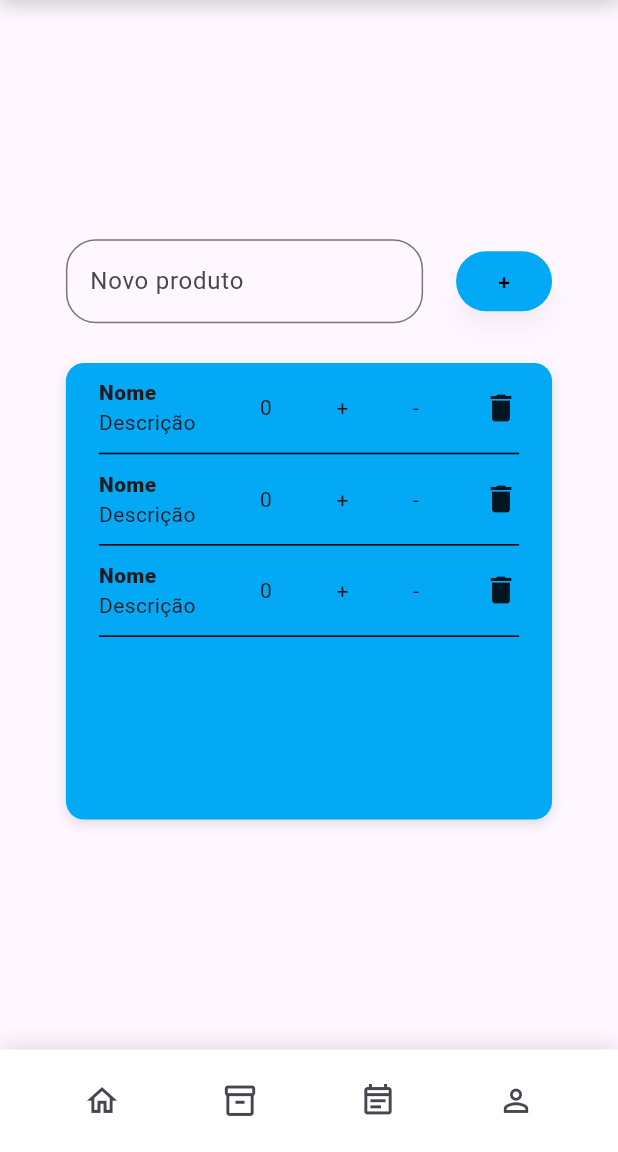
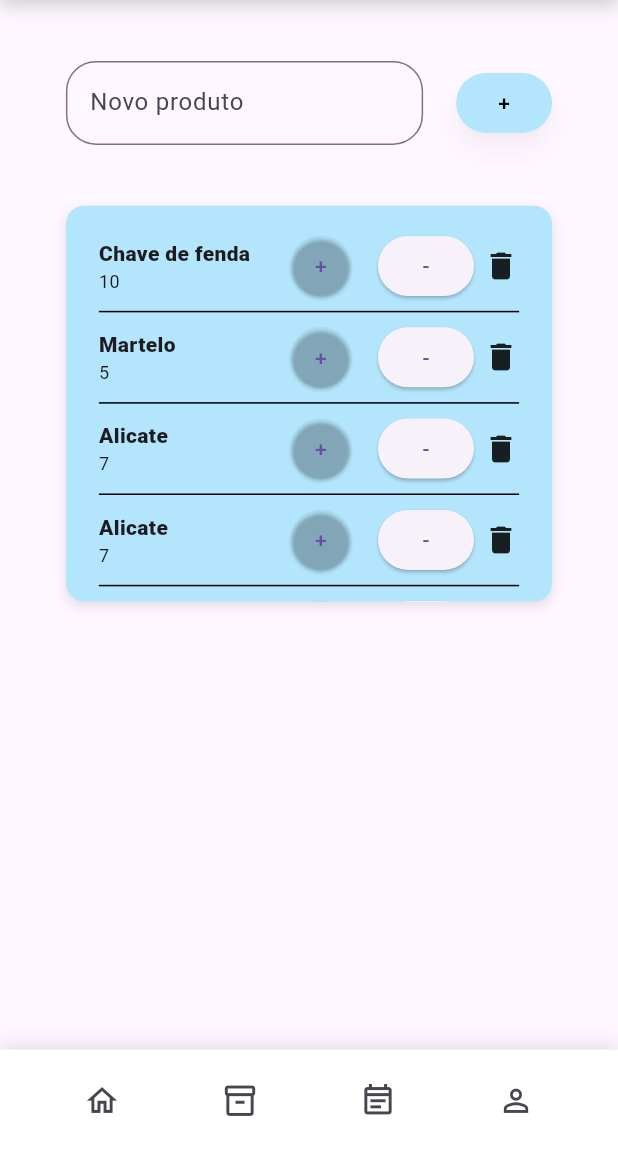
Before and after one commit to iShoockx/Projetos-3, a Flutter app: the InventarioScreen screen opened by its route, on a phone screen of 412 x 824 dp, the part 84-1236 px from its top. Run offline on Flutter 3.47's test engine with Material 3 defaults, Android fonts, the light colour scheme and no system bars; our stand-ins replace flutter_screenutil.

Commit message:
commit 3

```diff
--- a/Projeto/projetos_3/lib/MyApp.dart
+++ b/Projeto/projetos_3/lib/MyApp.dart
@@ -6,7 +6,7 @@ import 'screens/home_screen.dart';
 import 'screens/inventario_screen.dart';
 import 'screens/agenda_screen.dart';
 import 'screens/andamento_screen.dart';
-import 'screens/registrar_screen.dart';
+
 
 class MyApp extends StatelessWidget {
   /*
@@ -33,7 +33,6 @@ class MyApp extends StatelessWidget {
           '/inventario': (context) => const InventarioScreen(),
           '/agenda': (context) => const AgendaScreen(),
           '/andamento': (context) => const AndamentoScreen(),
-          '/registrar': (context) => const RegistrarScreen(),
         },
       ),
     );
--- a/Projeto/projetos_3/lib/models/usuario.dart
+++ b/Projeto/projetos_3/lib/models/usuario.dart
@@ -22,7 +22,7 @@ class User { // Campos tabela
     required this.id,
     required this.name,
     required this.password,
-    this.email,
+    required this.email,
     this.celular,
     required this.role,
     required this.createdAt,
--- a/Projeto/projetos_3/lib/screens/inventario_screen.dart
+++ b/Projeto/projetos_3/lib/screens/inventario_screen.dart
@@ -1,8 +1,9 @@
 import 'package:flutter/material.dart';
-import 'package:projetos_3/widgets/Inventario_itens.dart';
+import 'package:flutter_screenutil/flutter_screenutil.dart';
+import 'package:projetos_3/widgets/inventario_itens.dart';
 import 'package:projetos_3/widgets/appbar.dart';
 import 'package:projetos_3/widgets/navbar.dart';
-import 'package:flutter_screenutil/flutter_screenutil.dart';
+import 'package:projetos_3/models/produto.dart';
 
 class InventarioScreen extends StatefulWidget {
   const InventarioScreen({super.key});
@@ -12,46 +13,68 @@ class InventarioScreen extends StatefulWidget {
 }
 
 class _InventarioScreenState extends State<InventarioScreen> {
+  // Lista inicial de produtos
+  final List<Produto> produtos = [
+    Produto(id: '1', nome: 'Chave de fenda', quantidade: 10),
+    Produto(id: '2', nome: 'Martelo', quantidade: 5),
+    Produto(id: '3', nome: 'Alicate', quantidade: 7),
+    Produto(id: '3', nome: 'Alicate', quantidade: 7),
+    Produto(id: '3', nome: 'Alicate', quantidade: 7),
+    Produto(id: '3', nome: 'Alicate', quantidade: 7),
+    Produto(id: '3', nome: 'Alicate', quantidade: 7),
+    Produto(id: '3', nome: 'Alicate', quantidade: 7),
+  ];
+
+  final TextEditingController _controller = TextEditingController();
+
   @override
   Widget build(BuildContext context) {
     return Scaffold(
       appBar: CustomAppBar(),
 
-      // Corpo da página
       body: Padding(
-        padding: EdgeInsets.symmetric(horizontal: 40.w),
+        padding: EdgeInsets.symmetric(horizontal: 40.w, vertical: 20.h),
         child: Column(
-          mainAxisAlignment: MainAxisAlignment.center,
           children: [
-            //Área do input
+            SizedBox(height: 20.h),
+
+            // Área do input
             Row(
-              mainAxisAlignment: MainAxisAlignment.center,
+
               children: [
-                // Campo de texto para o usuário
                 Expanded(
                   child: TextField(
+                    controller: _controller,
                     decoration: InputDecoration(
                       labelText: 'Novo produto',
                       border: OutlineInputBorder(
-                        borderRadius: BorderRadius.all(Radius.circular(20)),
+                        borderRadius: BorderRadius.circular(20),
                       ),
                     ),
                   ),
                 ),
 
-                SizedBox(width: 20.w), // espaço entre campo e botão
-                //botão
-                Padding(
-                  padding: EdgeInsets.symmetric(vertical: 10.h),
-                  child: ElevatedButton(
+                SizedBox(width: 20.w),
+
+                ElevatedButton(
                   onPressed: () {
-                      Navigator.pushReplacementNamed(context, '/home');
+                    if (_controller.text.isNotEmpty) {
+                      setState(() {
+                        produtos.add(
+                          Produto(
+                            id: DateTime.now().toString(),
+                            nome: _controller.text,
+                            quantidade: 1,
+                          ),
+                        );
+                        _controller.clear();
+                      });
+                    }
                   },
-
                   style: ElevatedButton.styleFrom(
                     elevation: 6,
                     shadowColor: Colors.black.withOpacity(0.2),
-                      backgroundColor: Colors.lightBlue,
+                    backgroundColor: Colors.lightBlue.shade100,
                     foregroundColor: Colors.black,
                     shape: RoundedRectangleBorder(
                       borderRadius: BorderRadius.circular(20),
@@ -59,31 +82,32 @@ class _InventarioScreenState extends State<InventarioScreen> {
                   ),
                   child: const Text('+'),
                 ),
-                ),
               ],
             ),
 
-            SizedBox(height: 20.h),
+            SizedBox(height: 40.h),
 
-            //Renderização da lista com os materiais
-            Container(
+            // Lista de produtos
+            SizedBox(
+              height: 65.h * 4, // altura de 5 itens
+              child: Container(
                 decoration: BoxDecoration(
-                color: Colors.lightBlue,
+                  color: Colors.lightBlue.shade100,
                   borderRadius: BorderRadius.circular(12.r),
                   boxShadow: [
                     BoxShadow(
                       color: Colors.black.withOpacity(0.1),
                       blurRadius: 6,
-                    offset: Offset(0, 3),
+                      offset: const Offset(0, 3),
                     ),
                   ],
                 ),
-              height: 300.h,
-              child: ListView(
-                padding: EdgeInsets.symmetric(horizontal: 20.w),
-                children: List.generate(
-                  3,
-                  (index) => InventarioItens(index: index),
+                child: ListView.builder(
+                  padding: EdgeInsets.symmetric(horizontal: 20.w, vertical: 10.h),
+                  itemCount: produtos.length,
+                  itemBuilder: (context, index) {
+                    return InventarioItens(produto: produtos[index]);
+                  },
                 ),
               ),
             ),
--- a/Projeto/projetos_3/lib/screens/notifications_screen.dart
+++ b/Projeto/projetos_3/lib/screens/notifications_screen.dart
@@ -23,6 +23,7 @@ class NotificationsScreen extends StatelessWidget {
 
       body: Padding(
         padding: EdgeInsets.all(16.0),
+        child: SingleChildScrollView(
           child: Column(
             children: [
               NotificacaoItem(titulo: 'Alicate', tempo: '5d'),
@@ -32,6 +33,7 @@ class NotificationsScreen extends StatelessWidget {
             ],
           ),
         ),
+      ),
     );
   }
 }
--- a/Projeto/projetos_3/lib/widgets/Inventario_itens.dart
+++ b/Projeto/projetos_3/lib/widgets/Inventario_itens.dart
@@ -1,39 +1,75 @@
 import 'package:flutter/material.dart';
 import 'package:flutter_screenutil/flutter_screenutil.dart';
+import 'package:projetos_3/models/produto.dart';
 
-class InventarioItens extends StatelessWidget {
-    /*
-    Essa classe renderiza dentro do inventário uma linha para cada item cadastrado
-    */
-    const InventarioItens({super.key, required int index});
+class InventarioItens extends StatefulWidget {
+  final Produto produto;
+
+  const InventarioItens({super.key, required this.produto});
+
+  @override
+  State<InventarioItens> createState() => _InventarioItensState();
+}
+
+class _InventarioItensState extends State<InventarioItens> {
+  late int quantidade;
+
+  @override
+  void initState() {
+    super.initState();
+    quantidade = widget.produto.quantidade; // inicia com a quantidade do produto
+  }
 
   @override
   Widget build(BuildContext context) {
     return Container(
       height: 60.h,
       decoration: const BoxDecoration(
-                border: Border(
-                bottom: BorderSide(
-                    color: Colors.black, // cor da borda inferior
-                    width: 1.0, // espessura da borda inferior
-                ),
-                ),
+        border: Border(bottom: BorderSide(color: Colors.black, width: 1.0)),
       ),
       child: Row(
         mainAxisAlignment: MainAxisAlignment.spaceBetween,
         crossAxisAlignment: CrossAxisAlignment.center,
         children: [
-                Column(
+          SizedBox(
+            width: 100.w,
+            child: Column(
               mainAxisSize: MainAxisSize.min,
               crossAxisAlignment: CrossAxisAlignment.start,
-                    children: const [
-                    Text('Nome', style: TextStyle(fontWeight: FontWeight.w800)),
-                    Text('Descrição'),
+              children: [
+                Text(widget.produto.nome,
+                    style: const TextStyle(fontWeight: FontWeight.w800)),
+                Text(quantidade.toString(),
+                    style: const TextStyle(fontSize: 12)),
               ],
             ),
-                const Text('0'),
-                const Text('+'),
-                const Text('-'),
+          ),
+
+          // Botão de +
+          ElevatedButton(
+            onPressed: () {
+              setState(() {
+                quantidade++;
+              });
+            },
+            style: ElevatedButton.styleFrom(
+              shape: const CircleBorder(),
+              padding: EdgeInsets.all(8.w),
+              backgroundColor:Colors.transparent,
+            ),
+            child: const Text('+'),
+          ),
+
+          // Botão de -
+          ElevatedButton(
+            onPressed: () {
+              setState(() {
+                if (quantidade > 0) quantidade--;
+              });
+            },
+            child: const Text('-'),
+          ),
+
           const Icon(Icons.delete),
         ],
       ),
```
Also changed, not shown: Projeto/projetos_3/lib/screens/login_screen.dart (+64 -23 lines), Projeto/projetos_3/lib/screens/registrar_screen.dart (deleted, +0 -136 lines). Lines whose indentation alone changed are shown as unchanged.
